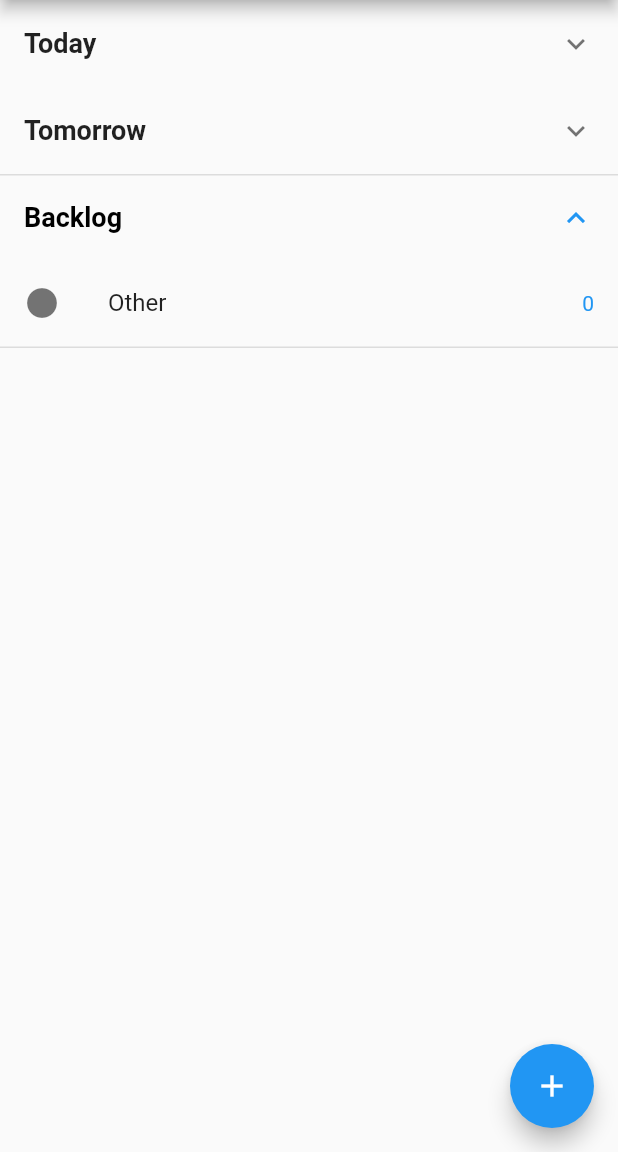
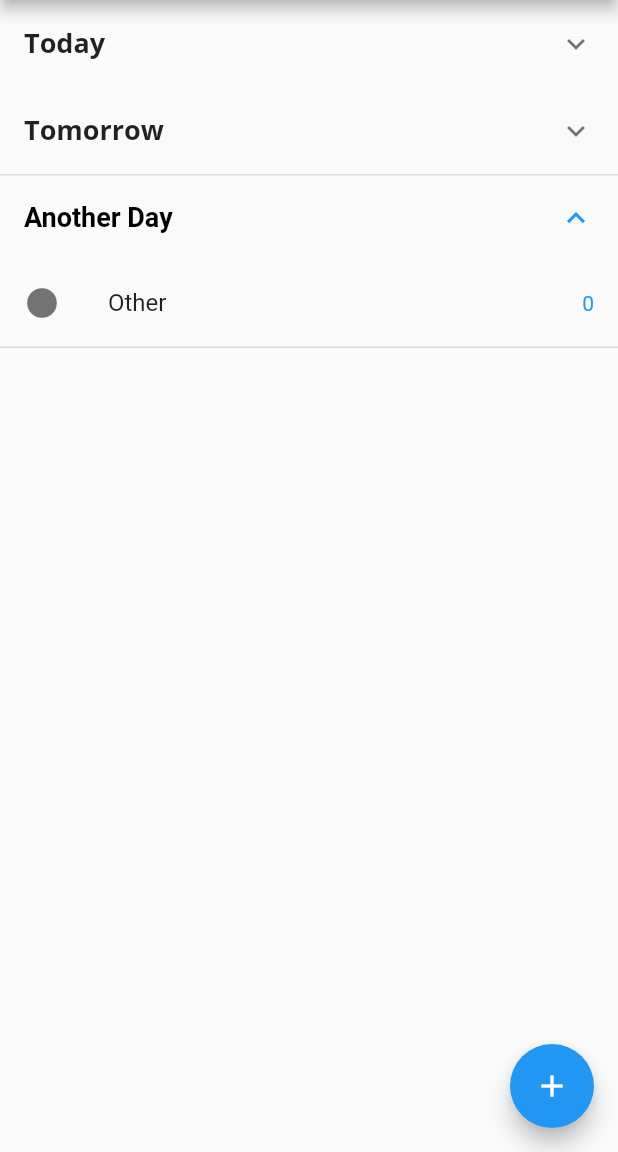
Before and after one commit to CandiceWright/SmartPlanner-Frontend, a Flutter app: the BacklogPage screen opened directly, on a phone screen of 412 x 824 dp, the part 84-1236 px from its top. Run offline on Flutter 3.47's test engine with Material 2 defaults, Android fonts, the phone set to English and light mode, and no system bars; our stand-ins replace confetti, date_format, flutter_colorpicker, google_fonts, image_picker, syncfusion_flutter_calendar; missing offline and left inert: dynamic_themes, image_picker_for_web, shared_preferences_web.

Commit message:
datetime check fixed and fonts fixed

```diff
--- a/lib/views/Backlog/backlog_page.dart
+++ b/lib/views/Backlog/backlog_page.dart
@@ -1,4 +1,5 @@
 import 'package:flutter/material.dart';
+import 'package:google_fonts/google_fonts.dart';
 import 'package:practice_planner/models/backlog_item.dart';
 import 'package:practice_planner/models/backlog_map_ref.dart';
 import 'package:practice_planner/views/Backlog/edit_task_page.dart';
@@ -363,18 +364,24 @@ class _BacklogPageState extends State<BacklogPage> {
     //return backloglistview;
 
     Widget todayExpansionTile = ExpansionTile(
-      title: const Text(
+      title: Text(
         "Today",
-        style: TextStyle(fontWeight: FontWeight.bold, fontSize: 18),
+        style: GoogleFonts.openSans(
+          textStyle: const TextStyle(fontWeight: FontWeight.bold, fontSize: 18),
+        ),
+        //style: TextStyle(fontWeight: FontWeight.bold, fontSize: 18),
       ),
       //initiallyExpanded: true,
       children: todayItems,
     );
 
     Widget tomorrowExpansionTile = ExpansionTile(
-      title: const Text(
+      title: Text(
         "Tomorrow",
-        style: TextStyle(fontWeight: FontWeight.bold, fontSize: 18),
+        style: GoogleFonts.openSans(
+          textStyle: const TextStyle(fontWeight: FontWeight.bold, fontSize: 18),
+        ),
+        //style: TextStyle(fontWeight: FontWeight.bold, fontSize: 18),
       ),
       //initiallyExpanded: true,
       children: tomorrowItems,
@@ -382,11 +389,17 @@ class _BacklogPageState extends State<BacklogPage> {
 
     Widget unscheduledExpansionTile = ExpansionTile(
       title: Text(
-        "Backlog",
-        style: TextStyle(
-            color: Colors.black,
-            fontWeight: expandedTileFontWeight,
-            fontSize: 18),
+        "Another Day",
+        style: GoogleFonts.roboto(
+          textStyle: TextStyle(
+              color: Colors.black,
+              fontWeight: expandedTileFontWeight,
+              fontSize: 18),
+        ),
+        // style: TextStyle(
+        //     color: Colors.black,
+        //     fontWeight: expandedTileFontWeight,
+        //     fontSize: 18),
       ),
       initiallyExpanded: true,
       onExpansionChanged: (expanded) {
@@ -424,9 +437,14 @@ class _BacklogPageState extends State<BacklogPage> {
       appBar: AppBar(
         // Here we take the value from the MyHomePage object that was created by
         // the App.build method, and use it to set our appbar title.
-        title: const Text(
+        title: Text(
           "Backlog",
-          style: TextStyle(color: Colors.white),
+          style: GoogleFonts.roboto(
+            textStyle: const TextStyle(
+              color: Colors.white,
+            ),
+          ),
+          //style: TextStyle(color: Colors.white),
         ),
         centerTitle: true,
         automaticallyImplyLeading: false,
```
Also changed, not shown: lib/views/Calendar/calendar_page.dart (+7 -1 lines), lib/views/Calendar/edit_event_page.dart (+34 -2 lines), lib/views/Calendar/new_event_page.dart (+18 -31 lines), lib/views/Goals/goals_page.dart (+9 -1 lines), lib/views/Home/home_page.dart (+28 -13 lines), lib/views/Profile/profile_page.dart (+11 -0 lines), pubspec.lock, 85 other files.
